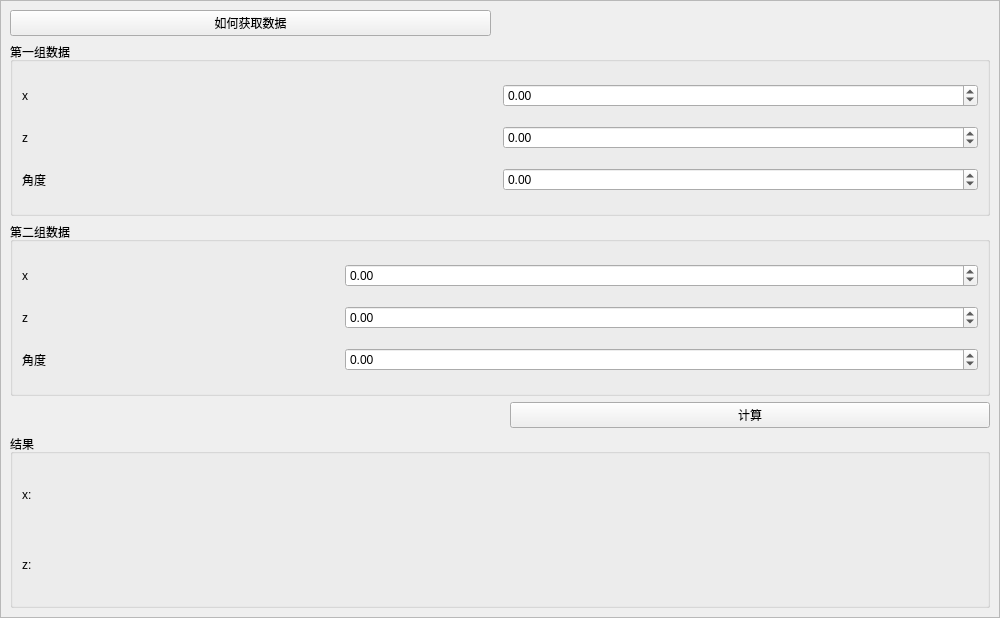
Above: FMCL/Functions/StrongholdFinder/StrongholdFinder.ui from 1604042736/FMCL before the change. Below: the same form after it.
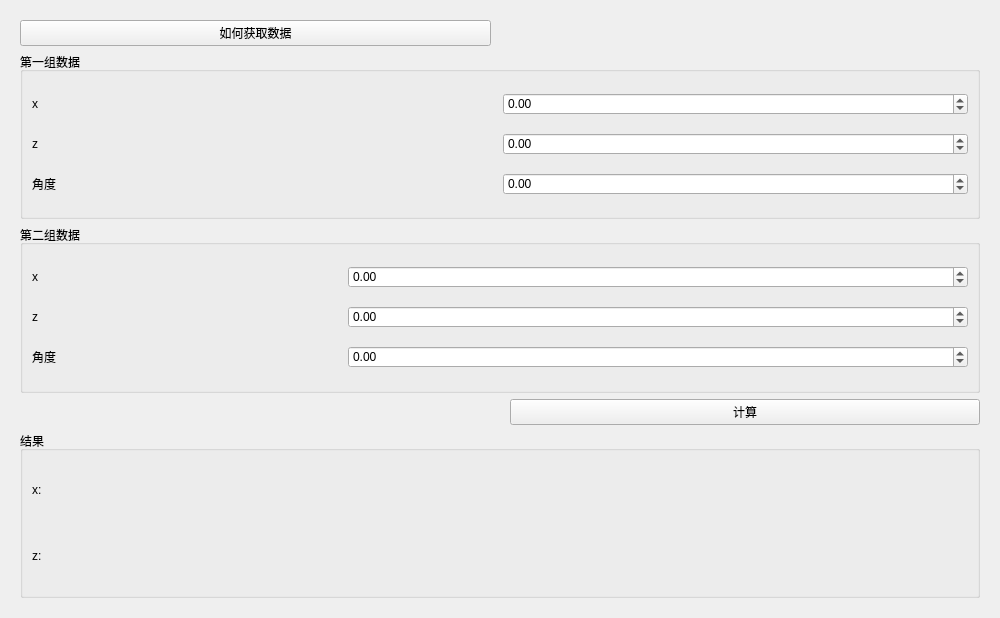
That is the form after the change. Custom widgets are drawn as their Qt base class.

```diff
--- a/FMCL/Functions/StrongholdFinder/StrongholdFinder.ui
+++ b/FMCL/Functions/StrongholdFinder/StrongholdFinder.ui
@@ -14,23 +14,13 @@
    <string>要塞寻址</string>
   </property>
   <layout class="QGridLayout" name="gridLayout">
-   <property name="leftMargin">
-    <number>0</number>
-   </property>
-   <property name="topMargin">
-    <number>0</number>
-   </property>
-   <property name="rightMargin">
-    <number>0</number>
-   </property>
-   <property name="bottomMargin">
-    <number>0</number>
-   </property>
-   <property name="spacing">
-    <number>0</number>
-   </property>
    <item row="0" column="0">
-    <widget class="QScrollArea" name="scrollArea">
+    <widget class="ScrollArea" name="scrollArea">
+     <property name="styleSheet">
+      <string notr="true">QScrollArea{
+	border:none;
+}</string>
+     </property>
      <property name="widgetResizable">
       <bool>true</bool>
      </property>
@@ -39,8 +29,8 @@
        <rect>
         <x>0</x>
         <y>0</y>
-        <width>998</width>
-        <height>616</height>
+        <width>982</width>
+        <height>600</height>
        </rect>
       </property>
       <layout class="QGridLayout" name="gridLayout_2">
@@ -245,6 +235,24 @@
    </item>
   </layout>
  </widget>
+ <customwidgets>
+  <customwidget>
+   <class>PushButton</class>
+   <extends>QPushButton</extends>
+   <header>qfluentwidgets</header>
+  </customwidget>
+  <customwidget>
+   <class>ScrollArea</class>
+   <extends>QScrollArea</extends>
+   <header>qfluentwidgets</header>
+   <container>1</container>
+  </customwidget>
+  <customwidget>
+   <class>DoubleSpinBox</class>
+   <extends>QDoubleSpinBox</extends>
+   <header>qfluentwidgets</header>
+  </customwidget>
+ </customwidgets>
  <resources/>
  <connections/>
 </ui>
```
Left out of the diff: 16 changed lines with no effect on the pictures.
